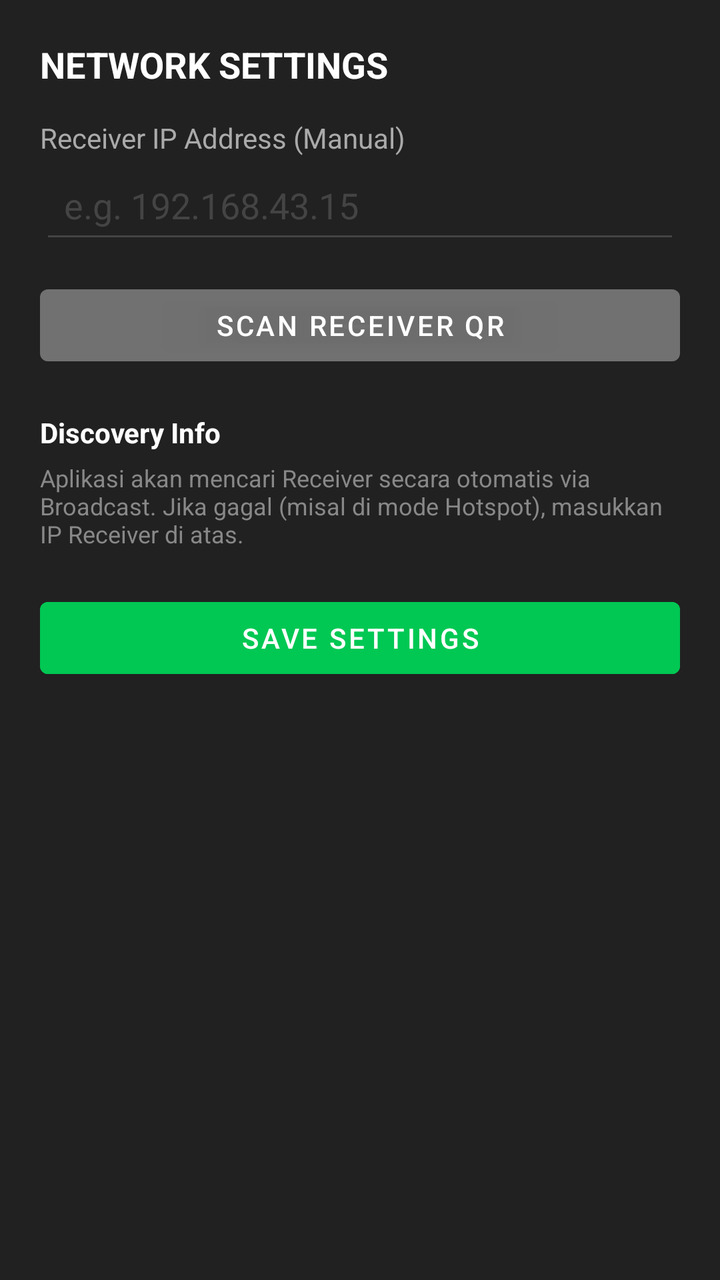
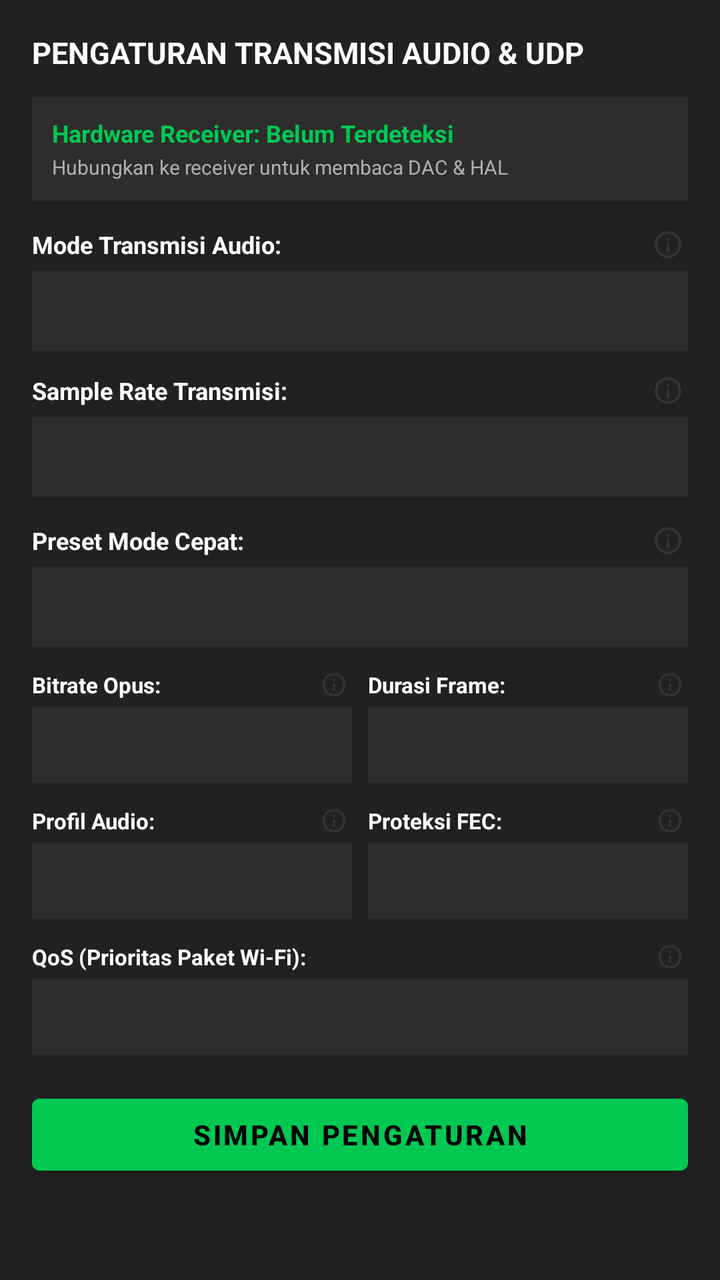

The first picture is an Android layout as it rendered before a commit; the second is the same layout after the commit. The layout source and the unified diff follow.
<!-- AndroidManifest.xml: application theme Theme.AMPLIFIERPRO -->
<!-- res/layout/dialog_settings_transmitter.xml -->
<?xml version="1.0" encoding="utf-8"?>
<LinearLayout xmlns:android="http://schemas.android.com/apk/res/android"
    android:layout_width="match_parent"
    android:layout_height="wrap_content"
    android:orientation="vertical"
    android:padding="20dp"
    android:background="#212121">

    <TextView
        android:layout_width="wrap_content"
        android:layout_height="wrap_content"
        android:text="NETWORK SETTINGS"
        android:textColor="#FFFFFF"
        android:textSize="18sp"
        android:textStyle="bold"
        android:layout_marginBottom="15dp"/>

    <TextView
        android:layout_width="wrap_content"
        android:layout_height="wrap_content"
        android:text="Receiver IP Address (Manual)"
        android:textColor="#AAAAAA" />

    <EditText
        android:id="@+id/etManualIpSettings"
        android:layout_width="match_parent"
        android:layout_height="wrap_content"
        android:hint="e.g. 192.168.43.15"
        android:inputType="phone"
        android:textColor="#FFFFFF"
        android:textColorHint="#444444"
        android:backgroundTint="#444444"
        android:padding="12dp"
        android:layout_marginBottom="12dp"/>

    <Button
        android:id="@+id/btnScanQr"
        android:layout_width="match_parent"
        android:layout_height="wrap_content"
        android:layout_marginBottom="20dp"
        android:backgroundTint="#33FFFFFF"
        android:text="SCAN RECEIVER QR"
        android:textColor="#FFFFFF" />

    <TextView
        android:layout_width="wrap_content"
        android:layout_height="wrap_content"
        android:text="Discovery Info"
        android:textColor="#FFFFFF"
        android:textStyle="bold" />

    <TextView
        android:layout_width="match_parent"
        android:layout_height="wrap_content"
        android:text="Aplikasi akan mencari Receiver secara otomatis via Broadcast. Jika gagal (misal di mode Hotspot), masukkan IP Receiver di atas."
        android:textColor="#888888"
        android:textSize="12sp"
        android:layout_marginTop="5dp" />

    <Button
        android:id="@+id/btnSaveSettings"
        android:layout_width="match_parent"
        android:layout_height="wrap_content"
        android:layout_marginTop="20dp"
        android:backgroundTint="@color/accent_green"
        android:text="SAVE SETTINGS"
        android:textColor="@color/white" />

</LinearLayout>
<!-- resources referenced by this layout -->
<resources>
  <color name="accent_green">#00C853</color>
  <color name="white">#FFFFFFFF</color>
  <style name="Theme.AMPLIFIERPRO" parent="Theme.MaterialComponents.DayNight.NoActionBar">
          
          <item name="android:statusBarColor">@android:color/transparent</item>
          <item name="android:windowLightStatusBar">false</item>
          <item name="colorPrimary">@color/accent_green</item>
          <item name="colorSecondary">@color/accent_yellow</item>
          <item name="android:windowBackground">@color/dark_background</item>
          <item name="android:forceDarkAllowed" tools:targetApi="q">false</item>
          <item name="android:navigationBarColor">@android:color/transparent</item>
          <item name="android:windowLightNavigationBar" tools:targetApi="27">false</item>
  
          
          <item name="materialAlertDialogTheme">@style/CustomAlertDialog</item>
      </style>
  <color name="accent_yellow">#FFAB00</color>
  <color name="dark_background">#121212</color>
  <style name="CustomAlertDialog" parent="Theme.MaterialComponents.DayNight.Dialog.Alert">
          <item name="android:windowBackground">@android:color/transparent</item>
          <item name="android:windowFrame">@null</item>
          <item name="android:windowIsFloating">true</item>
          <item name="android:windowContentOverlay">@null</item>
          <item name="android:backgroundDimEnabled">true</item>
          <item name="android:windowAnimationStyle">@android:style/Animation.Dialog</item>
          <item name="android:forceDarkAllowed">false</item>
      </style>
</resources>

<!-- the commit's change to res/layout/dialog_settings_transmitter.xml (unified diff, before → after) -->
@@ -1,69 +1,373 @@
 <?xml version="1.0" encoding="utf-8"?>
-<LinearLayout xmlns:android="http://schemas.android.com/apk/res/android"
+<ScrollView xmlns:android="http://schemas.android.com/apk/res/android"
+    xmlns:app="http://schemas.android.com/apk/res-auto"
     android:layout_width="match_parent"
     android:layout_height="wrap_content"
-    android:orientation="vertical"
-    android:padding="20dp"
     android:background="#212121">
 
-    <TextView
-        android:layout_width="wrap_content"
-        android:layout_height="wrap_content"
-        android:text="NETWORK SETTINGS"
-        android:textColor="#FFFFFF"
-        android:textSize="18sp"
-        android:textStyle="bold"
-        android:layout_marginBottom="15dp"/>
-
-    <TextView
-        android:layout_width="wrap_content"
-        android:layout_height="wrap_content"
-        android:text="Receiver IP Address (Manual)"
-        android:textColor="#AAAAAA" />
-
-    <EditText
-        android:id="@+id/etManualIpSettings"
+    <LinearLayout
         android:layout_width="match_parent"
         android:layout_height="wrap_content"
-        android:hint="e.g. 192.168.43.15"
-        android:inputType="phone"
-        android:textColor="#FFFFFF"
-        android:textColorHint="#444444"
-        android:backgroundTint="#444444"
-        android:padding="12dp"
-        android:layout_marginBottom="12dp"/>
-
-    <Button
-        android:id="@+id/btnScanQr"
-        android:layout_width="match_parent"
-        android:layout_height="wrap_content"
-        android:layout_marginBottom="20dp"
-        android:backgroundTint="#33FFFFFF"
-        android:text="SCAN RECEIVER QR"
-        android:textColor="#FFFFFF" />
-
-    <TextView
-        android:layout_width="wrap_content"
-        android:layout_height="wrap_content"
-        android:text="Discovery Info"
-        android:textColor="#FFFFFF"
-        android:textStyle="bold" />
-
-    <TextView
-        android:layout_width="match_parent"
-        android:layout_height="wrap_content"
-        android:text="Aplikasi akan mencari Receiver secara otomatis via Broadcast. Jika gagal (misal di mode Hotspot), masukkan IP Receiver di atas."
-        android:textColor="#888888"
-        android:textSize="12sp"
-        android:layout_marginTop="5dp" />
-
-    <Button
-        android:id="@+id/btnSaveSettings"
-        android:layout_width="match_parent"
-        android:layout_height="wrap_content"
-        android:layout_marginTop="20dp"
-        android:backgroundTint="@color/accent_green"
-        android:text="SAVE SETTINGS"
-        android:textColor="@color/white" />
-
-</LinearLayout>
+        android:orientation="vertical"
+        android:padding="16dp">
+
+        <TextView
+            android:layout_width="wrap_content"
+            android:layout_height="wrap_content"
+            android:text="PENGATURAN TRANSMISI AUDIO &amp; UDP"
+            android:textColor="#FFFFFF"
+            android:textSize="15sp"
+            android:textStyle="bold"
+            android:layout_marginBottom="12dp" />
+
+        
+        <LinearLayout
+            android:id="@+id/cardReceiverHwInfo"
+            android:layout_width="match_parent"
+            android:layout_height="wrap_content"
+            android:background="#2D2D2D"
+            android:orientation="vertical"
+            android:padding="10dp"
+            android:layout_marginBottom="12dp">
+
+            <TextView
+                android:id="@+id/tvReceiverHwTitle"
+                android:layout_width="wrap_content"
+                android:layout_height="wrap_content"
+                android:text="Hardware Receiver: Belum Terdeteksi"
+                android:textColor="@color/accent_green"
+                android:textSize="12sp"
+                android:textStyle="bold" />
+
+            <TextView
+                android:id="@+id/tvReceiverHwDetails"
+                android:layout_width="wrap_content"
+                android:layout_height="wrap_content"
+                android:layout_marginTop="2dp"
+                android:text="Hubungkan ke receiver untuk membaca DAC &amp; HAL"
+                android:textColor="#B0B0B0"
+                android:textSize="10sp" />
+        </LinearLayout>
+
+        
+        <LinearLayout
+            android:layout_width="match_parent"
+            android:layout_height="wrap_content"
+            android:gravity="center_vertical"
+            android:orientation="horizontal">
+
+            <TextView
+                android:layout_width="0dp"
+                android:layout_height="wrap_content"
+                android:layout_weight="1"
+                android:text="Mode Transmisi Audio:"
+                android:textColor="#FFFFFF"
+                android:textSize="12sp"
+                android:textStyle="bold" />
+
+            <ImageView
+                android:id="@+id/btn_info_stream_mode"
+                android:layout_width="20dp"
+                android:layout_height="20dp"
+                android:padding="2dp"
+                android:src="@drawable/ic_info"
+                android:contentDescription="Info Mode Audio" />
+        </LinearLayout>
+
+        <Spinner
+            android:id="@+id/sp_stream_mode"
+            android:layout_width="match_parent"
+            android:layout_height="40dp"
+            android:layout_marginTop="3dp"
+            android:layout_marginBottom="10dp"
+            android:background="#2D2D2D" />
+
+        
+        <LinearLayout
+            android:id="@+id/layout_sample_rate"
+            android:layout_width="match_parent"
+            android:layout_height="wrap_content"
+            android:gravity="center_vertical"
+            android:orientation="horizontal">
+
+            <TextView
+                android:layout_width="0dp"
+                android:layout_height="wrap_content"
+                android:layout_weight="1"
+                android:text="Sample Rate Transmisi:"
+                android:textColor="#FFFFFF"
+                android:textSize="12sp"
+                android:textStyle="bold" />
+
+            <ImageView
+                android:id="@+id/btn_info_sample_rate"
+                android:layout_width="20dp"
+                android:layout_height="20dp"
+                android:padding="2dp"
+                android:src="@drawable/ic_info"
+                android:contentDescription="Info Sample Rate" />
+        </LinearLayout>
+
+        <Spinner
+            android:id="@+id/sp_sample_rate"
+            android:layout_width="match_parent"
+            android:layout_height="40dp"
+            android:layout_marginTop="3dp"
+            android:layout_marginBottom="12dp"
+            android:background="#2D2D2D" />
+
+        <LinearLayout
+            android:id="@+id/layout_opus_settings"
+            android:layout_width="match_parent"
+            android:layout_height="wrap_content"
+            android:orientation="vertical">
+
+        
+        <LinearLayout
+            android:layout_width="match_parent"
+            android:layout_height="wrap_content"
+            android:gravity="center_vertical"
+            android:orientation="horizontal">
+
+            <TextView
+                android:layout_width="0dp"
+                android:layout_height="wrap_content"
+                android:layout_weight="1"
+                android:text="Preset Mode Cepat:"
+                android:textColor="#FFFFFF"
+                android:textSize="12sp"
+                android:textStyle="bold" />
+
+            <ImageView
+                android:id="@+id/btn_info_preset"
+                android:layout_width="20dp"
+                android:layout_height="20dp"
+                android:padding="2dp"
+                android:src="@drawable/ic_info"
+                android:contentDescription="Info Preset" />
+        </LinearLayout>
+
+        <Spinner
+            android:id="@+id/sp_preset"
+            android:layout_width="match_parent"
+            android:layout_height="40dp"
+            android:layout_marginTop="3dp"
+            android:layout_marginBottom="10dp"
+            android:background="#2D2D2D" />
+
+        
+        <LinearLayout
+            android:layout_width="match_parent"
+            android:layout_height="wrap_content"
+            android:orientation="horizontal"
+            android:layout_marginBottom="10dp">
+
+            <LinearLayout
+                android:layout_width="0dp"
+                android:layout_height="wrap_content"
+                android:layout_weight="1"
+                android:orientation="vertical">
+
+                <LinearLayout
+                    android:layout_width="match_parent"
+                    android:layout_height="wrap_content"
+                    android:gravity="center_vertical"
+                    android:orientation="horizontal">
+
+                    <TextView
+                        android:layout_width="0dp"
+                        android:layout_height="wrap_content"
+                        android:layout_weight="1"
+                        android:text="Bitrate Opus:"
+                        android:textColor="#FFFFFF"
+                        android:textSize="11sp"
+                        android:textStyle="bold" />
+
+                    <ImageView
+                        android:id="@+id/btn_info_bitrate"
+                        android:layout_width="18dp"
+                        android:layout_height="18dp"
+                        android:padding="2dp"
+                        android:src="@drawable/ic_info"
+                        android:contentDescription="Info Bitrate" />
+                </LinearLayout>
+
+                <Spinner
+                    android:id="@+id/sp_bitrate"
+                    android:layout_width="match_parent"
+                    android:layout_height="38dp"
+                    android:layout_marginTop="2dp"
+                    android:background="#2D2D2D" />
+            </LinearLayout>
+
+            <LinearLayout
+                android:layout_width="0dp"
+                android:layout_height="wrap_content"
+                android:layout_weight="1"
+                android:layout_marginStart="8dp"
+                android:orientation="vertical">
+
+                <LinearLayout
+                    android:layout_width="match_parent"
+                    android:layout_height="wrap_content"
+                    android:gravity="center_vertical"
+                    android:orientation="horizontal">
+
+                    <TextView
+                        android:layout_width="0dp"
+                        android:layout_height="wrap_content"
+                        android:layout_weight="1"
+                        android:text="Durasi Frame:"
+                        android:textColor="#FFFFFF"
+                        android:textSize="11sp"
+                        android:textStyle="bold" />
+
+                    <ImageView
+                        android:id="@+id/btn_info_frame"
+                        android:layout_width="18dp"
+                        android:layout_height="18dp"
+                        android:padding="2dp"
+                        android:src="@drawable/ic_info"
+                        android:contentDescription="Info Frame" />
+                </LinearLayout>
+
+                <Spinner
+                    android:id="@+id/sp_frame_ms"
+                    android:layout_width="match_parent"
+                    android:layout_height="38dp"
+                    android:layout_marginTop="2dp"
+                    android:background="#2D2D2D" />
+            </LinearLayout>
+        </LinearLayout>
+
+        
+        <LinearLayout
+            android:layout_width="match_parent"
+            android:layout_height="wrap_content"
+            android:orientation="horizontal"
+            android:layout_marginBottom="10dp">
+
+            <LinearLayout
+                android:layout_width="0dp"
+                android:layout_height="wrap_content"
+                android:layout_weight="1"
+                android:orientation="vertical">
+
+                <LinearLayout
+                    android:layout_width="match_parent"
+                    android:layout_height="wrap_content"
+                    android:gravity="center_vertical"
+                    android:orientation="horizontal">
+
+                    <TextView
+                        android:layout_width="0dp"
+                        android:layout_height="wrap_content"
+                        android:layout_weight="1"
+                        android:text="Profil Audio:"
+                        android:textColor="#FFFFFF"
+                        android:textSize="11sp"
+                        android:textStyle="bold" />
+
+                    <ImageView
+                        android:id="@+id/btn_info_profile"
+                        android:layout_width="18dp"
+                        android:layout_height="18dp"
+                        android:padding="2dp"
+                        android:src="@drawable/ic_info"
+                        android:contentDescription="Info Profile" />
+                </LinearLayout>
+
+                <Spinner
+                    android:id="@+id/sp_audio_profile"
+                    android:layout_width="match_parent"
+                    android:layout_height="38dp"
+                    android:layout_marginTop="2dp"
+                    android:background="#2D2D2D" />
+            </LinearLayout>
+
+            <LinearLayout
+                android:layout_width="0dp"
+                android:layout_height="wrap_content"
+                android:layout_weight="1"
+                android:layout_marginStart="8dp"
+                android:orientation="vertical">
+
+                <LinearLayout
+                    android:layout_width="match_parent"
+                    android:layout_height="wrap_content"
+                    android:gravity="center_vertical"
+                    android:orientation="horizontal">
+
+                    <TextView
+                        android:layout_width="0dp"
+                        android:layout_height="wrap_content"
+                        android:layout_weight="1"
+                        android:text="Proteksi FEC:"
+                        android:textColor="#FFFFFF"
+                        android:textSize="11sp"
+                        android:textStyle="bold" />
+
+                    <ImageView
+                        android:id="@+id/btn_info_fec"
+                        android:layout_width="18dp"
+                        android:layout_height="18dp"
+                        android:padding="2dp"
+                        android:src="@drawable/ic_info"
+                        android:contentDescription="Info FEC" />
+                </LinearLayout>
+
+                <Spinner
+                    android:id="@+id/sp_fec"
+                    android:layout_width="match_parent"
+                    android:layout_height="38dp"
+                    android:layout_marginTop="2dp"
+                    android:background="#2D2D2D" />
+            </LinearLayout>
+        </LinearLayout>
+
+        
+        <LinearLayout
+            android:layout_width="match_parent"
+            android:layout_height="wrap_content"
+            android:gravity="center_vertical"
+            android:orientation="horizontal">
+
+            <TextView
+                android:layout_width="0dp"
+                android:layout_height="wrap_content"
+                android:layout_weight="1"
+                android:text="QoS (Prioritas Paket Wi-Fi):"
+                android:textColor="#FFFFFF"
+                android:textSize="11sp"
+                android:textStyle="bold" />
+
+            <ImageView
+                android:id="@+id/btn_info_qos"
+                android:layout_width="18dp"
+                android:layout_height="18dp"
+                android:padding="2dp"
+                android:src="@drawable/ic_info"
+                android:contentDescription="Info QoS" />
+        </LinearLayout>
+
+        <Spinner
+            android:id="@+id/sp_qos"
+            android:layout_width="match_parent"
+            android:layout_height="38dp"
+            android:layout_marginTop="2dp"
+            android:layout_marginBottom="16dp"
+            android:background="#2D2D2D" />
+        </LinearLayout>
+
+        
+        <Button
+            android:id="@+id/btnSaveSettings"
+            android:layout_width="match_parent"
+            android:layout_height="48dp"
+            android:backgroundTint="@color/accent_green"
+            android:text="SIMPAN PENGATURAN"
+            android:textColor="@color/black"
+            android:textStyle="bold" />
+
+    </LinearLayout>
+</ScrollView>
<!-- resource entries referenced after the edit -->
@@ -1,7 +1,17 @@
 <!-- resources referenced by this layout -->
 <resources>
   <color name="accent_green">#00C853</color>
-  <color name="white">#FFFFFFFF</color>
+  <color name="black">#FF000000</color>
+  <!-- drawable ic_info (drawable) -->
+  <vector xmlns:android="http://schemas.android.com/apk/res/android"
+      android:width="24dp"
+      android:height="24dp"
+      android:viewportWidth="960"
+      android:viewportHeight="960">
+      <path
+          android:fillColor="#333333"
+          android:pathData="M440,680h80V440h-80v240Zm40,-320q17,0 28.5,-11.5T520,320q0,-17 -11.5,-28.5T480,280q-17,0 -28.5,11.5T440,320q0,17 11.5,28.5T480,360Zm0,520q-83,0 -156,-31.5T197,763q-54,-54 -85.5,-127T80,480q0,-83 31.5,-156T197,197q54,-54 127,-85.5T480,80q83,0 156,31.5T763,197q54,54 85.5,127T880,480q0,83 -31.5,156T763,763q-54,54 -127,85.5T480,880Zm0,-80q134,0 227,-93t93,-227q0,-134 -93,-227t-227,-93q-134,0 -227,93t-93,227q0,134 93,227t227,93Zm0,-320Z" />
+  </vector>
   <style name="Theme.AMPLIFIERPRO" parent="Theme.MaterialComponents.DayNight.NoActionBar">
           
           <item name="android:statusBarColor">@android:color/transparent</item>
